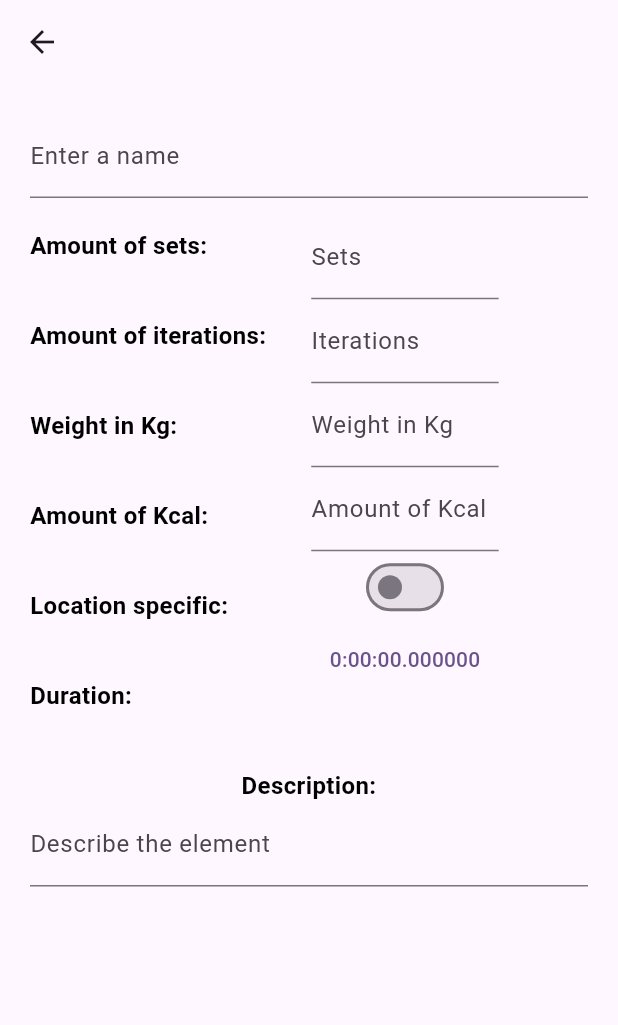
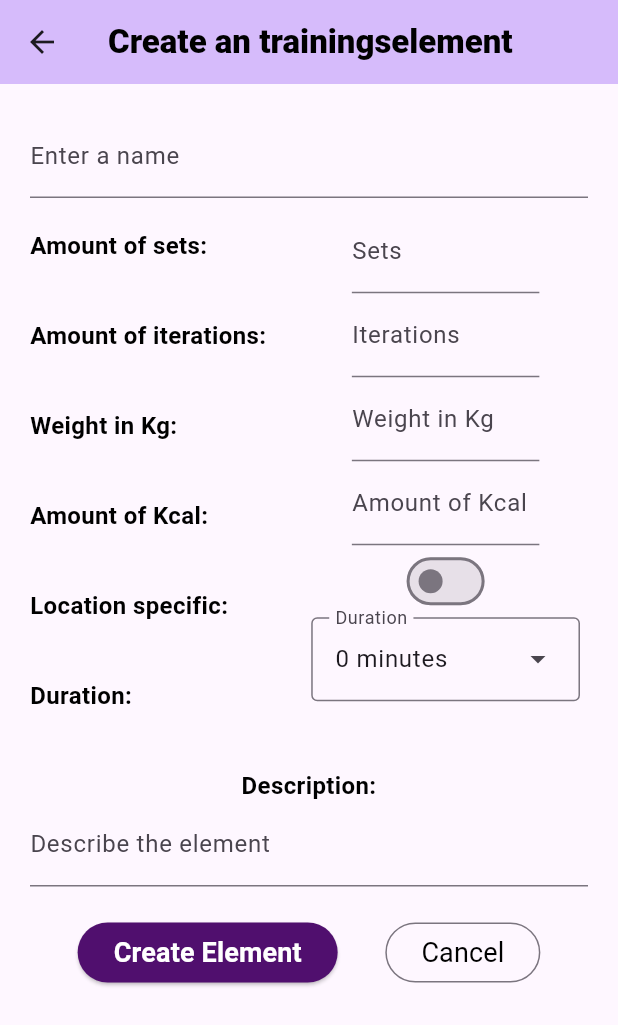
Before and after one commit to Megalomizer/WorkoutTracker_Flutter_v1, a Flutter app: the CreateElement screen opened by its route, on a phone screen of 412 x 824 dp. Shown: the top 1025 px of the screen. Run offline on Flutter 3.47's test engine with Material 3 defaults, Android fonts, the light colour scheme and no system bars; our stand-ins replace objectbox, sqflite; accounts and stored records are empty; generated files the repository leaves out were written again.

Commit message:
fixed Element creation page

```diff
--- a/lib/MVVM/Views/createelement.dart
+++ b/lib/MVVM/Views/createelement.dart
@@ -3,10 +3,9 @@
 import 'package:path/path.dart';
 import 'package:workouttracker/abstracts/fileimports.dart';
 
-const double? _widgetseperation = 20;
-
 const double? _rowseperation = 37;
 const double? _formfieldwidth = 125;
+int dropdownMenuDurationSelection = 0;
 
 class CreateElement extends StatefulWidget {
   const CreateElement({super.key});
@@ -21,7 +20,7 @@ class _CreateElementState extends State<CreateElement> {
   String? new_description = '';
   int? new_sets = 1;
   int? new_iterations = 1;
-  Duration? new_duration = const Duration(hours: 0, minutes: 0, seconds: 0);
+  Duration new_duration = const Duration(minutes: 0);
   int? new_weight = 0;
   int? new_kcal = 0;
   bool new_locationspecific = false;
@@ -47,7 +46,6 @@ class _CreateElementState extends State<CreateElement> {
     duration_controller.dispose();
     weight_controller.dispose();
     kcal_controller.dispose();
-
     super.dispose();
   }
 
@@ -55,6 +53,17 @@ class _CreateElementState extends State<CreateElement> {
   Widget build(BuildContext context) {
     void _createElement () {
       TrainingsElement createdElement = TrainingsElement();
+      createdElement.name = name_controller.text;
+      createdElement.description = description_controller.text;
+      createdElement.sets = int.parse(sets_controller.text);
+      createdElement.iterations = int.parse(iterations_controller.text);
+      createdElement.kcal = int.parse(kcal_controller.text);
+      createdElement.weight = int.parse(weight_controller.text);
+      createdElement.duration = new_duration;
+      createdElement.locationSpecific = new_locationspecific;
+
+      putElement(createdElement);
+      Navigator.pop(context);
     }
 
     Future<void> _selectTimeDuration () async {
@@ -71,8 +80,17 @@ class _CreateElementState extends State<CreateElement> {
       }
     }
 
+    // Fill list for dropdown menu items
+    List<DropdownMenuEntry> numericDropdownMenuItems = [];
+    for (int i = 0; i <= 120; i++) {
+      numericDropdownMenuItems.add(DropdownMenuEntry(value: i, label: "$i minutes"));
+    }
+
     return Scaffold(
-      appBar: AppBar(),
+      appBar: AppBar(
+        backgroundColor: Theme.of(context).colorScheme.inversePrimary,
+        title: const AppBarTitleText(text: 'Create an trainingselement'),
+      ),
       body: Form(
         key: _formKey,
         child: Container(
@@ -82,6 +100,7 @@ class _CreateElementState extends State<CreateElement> {
             right: 20,
             bottom: 10,
           ),
+          child: SingleChildScrollView(
             child: Column(
               children: [
                 TextFormField(
@@ -190,17 +209,22 @@ class _CreateElementState extends State<CreateElement> {
                             });
                           },
                         ),
-                      // ElevatedButton(
+                        // OutlinedButton(
                         //   onPressed: _selectTimeDuration,
-                      //   child: const Text("Select Time"),
+                        //   child: SecondairyButtonTextStyle(text: "${new_duration.inMinutes} minutes",)
                         // ),
-                      //Text("Selected time: $new_duration"),
-                      TextButton(
-                        onPressed: _selectTimeDuration,
-                        child: Text(
-                          '$new_duration',
+                        DropdownMenu(
+                          dropdownMenuEntries: numericDropdownMenuItems,
+                          initialSelection: dropdownMenuDurationSelection,
+                          controller: duration_controller,
+                          label: const Text("Duration"),
+                          onSelected: (selectedDuration) {
+                            setState(() {
+                              dropdownMenuDurationSelection = selectedDuration;
+                              new_duration = Duration(minutes: selectedDuration);
+                            });
+                          },
                         ),
-                      )
                       ],
                     ),
                   ],
@@ -213,11 +237,34 @@ class _CreateElementState extends State<CreateElement> {
                     labelText: 'Describe the element',
                     labelStyle: LabelTextInputDecoration(),
                   ),
+                  maxLines: null,
                   style: FormTextInputField(),
                   keyboardType: TextInputType.multiline,
                   controller: description_controller,
                 ),
+                const SizedBox(height: 20,),
+                Row(
+                  mainAxisAlignment: MainAxisAlignment.spaceEvenly,
+                  crossAxisAlignment: CrossAxisAlignment.center,
+                  children: <Widget>[
+                    ElevatedButton(
+                      style: ButtonStyle(
+                        backgroundColor: MaterialStateColor.resolveWith((states) => const Color.fromARGB(255, 80, 15, 110)),
+                      ),
+                      onPressed: _createElement,
+                      child: const PrimaryButtonTextStyle(text: "Create Element"),
+                    ),
+                    OutlinedButton(
+                      style: ButtonStyle(
+                        foregroundColor: MaterialStateColor.resolveWith((states) => const Color.fromARGB(255, 80, 15, 110)),
+                      ),
+                      onPressed: () => Navigator.pop(context),
+                      child: const SecondairyButtonTextStyle(text: "Cancel"),
+                    ),
                   ],
+                ),
+              ],
+            ),
           ),
         ),
       ),
--- a/lib/MVVM/Widgets/textstyles.dart
+++ b/lib/MVVM/Widgets/textstyles.dart
@@ -153,6 +153,7 @@ class DrawerListItem extends StatelessWidget {
   }
 }
 
+/// Form labels
 class LabelTextInputDecoration extends TextStyle {
   @override
   TextStyle build(BuildContext context) {
@@ -164,6 +165,7 @@ class LabelTextInputDecoration extends TextStyle {
   }
 }
 
+/// Form input fields
 class FormTextInputField extends TextStyle {
   @override
   TextStyle build(BuildContext context) {
@@ -174,3 +176,39 @@ class FormTextInputField extends TextStyle {
     );
   }
 }
+
+/// Primary elevated button
+class PrimaryButtonTextStyle extends StatelessWidget {
+  final String text;
+  const PrimaryButtonTextStyle({super.key, required this.text});
+
+  @override
+  Widget build(BuildContext context) {
+    return Text(
+      text,
+      style: const TextStyle(
+        fontSize: 18,
+        color: Color.fromARGB(255, 255, 255, 255),
+        fontWeight: FontWeight.bold,
+      ),
+    );
+  }
+}
+
+/// Secondairy outlined button
+class SecondairyButtonTextStyle extends StatelessWidget {
+  final String text;
+  const SecondairyButtonTextStyle({super.key, required this.text});
+
+  @override
+  Widget build(BuildContext context) {
+    return Text(
+      text,
+      style: const TextStyle(
+        fontSize: 18,
+        color: Color.fromARGB(255, 0, 0, 0),
+        fontWeight: FontWeight.normal,
+      ),
+    );
+  }
+}
```
Lines whose indentation alone changed are shown as unchanged.
